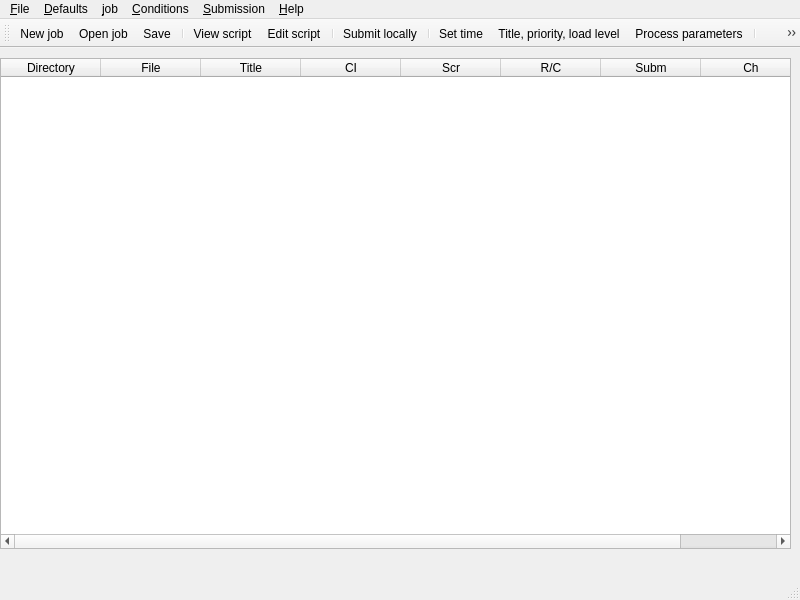
Qt form batchwin/btrw_main.ui (gitGNU/gnu_gnubatch) before a commit.
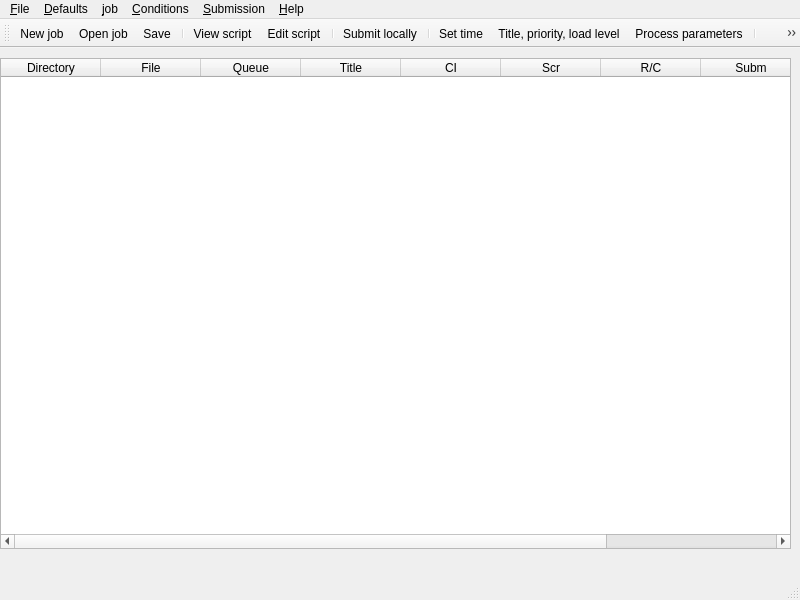
The same form after that commit. Icons and pictures are not drawn.

Commit message: Fix bug in xbnetserv and add queue stuff to PyQt stuff.

```diff
--- a/batchwin/btrw_main.ui
+++ b/batchwin/btrw_main.ui
@@ -55,6 +55,11 @@
       <string>File</string>
      </property>
     </column>
+    <column>
+     <property name="text">
+      <string>Queue</string>
+     </property>
+    </column>
     <column>
      <property name="text">
       <string>Title</string>
```
Left out of the diff: 5 changed lines with no effect on the pictures. The commit also changes 7 other files.
